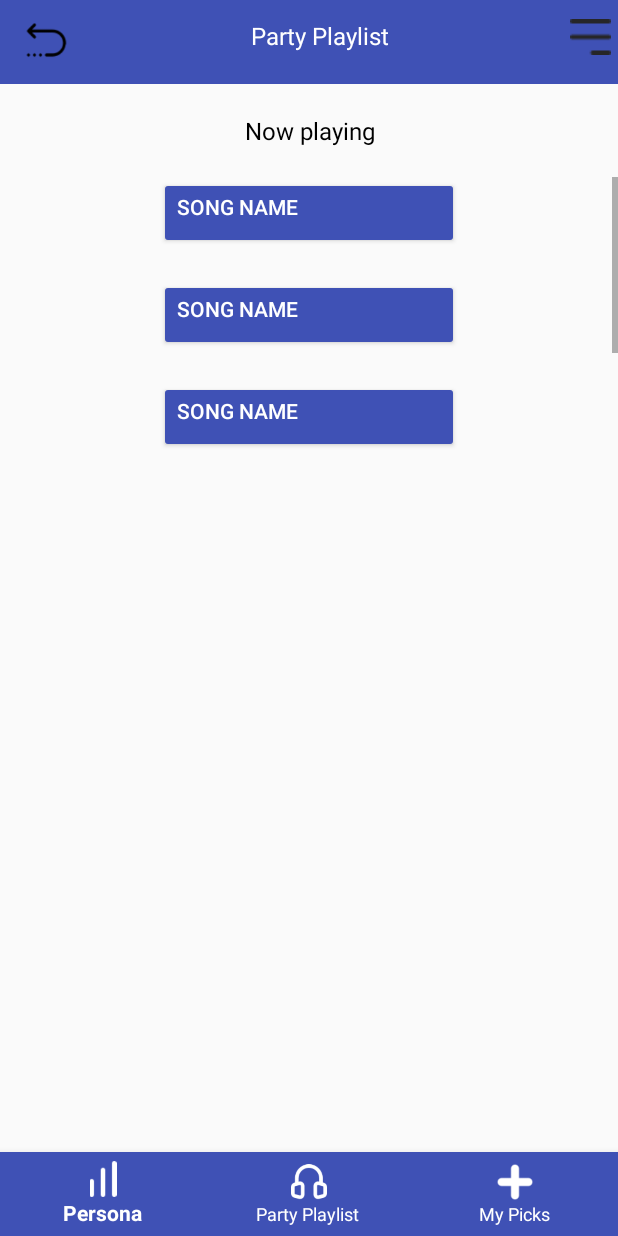
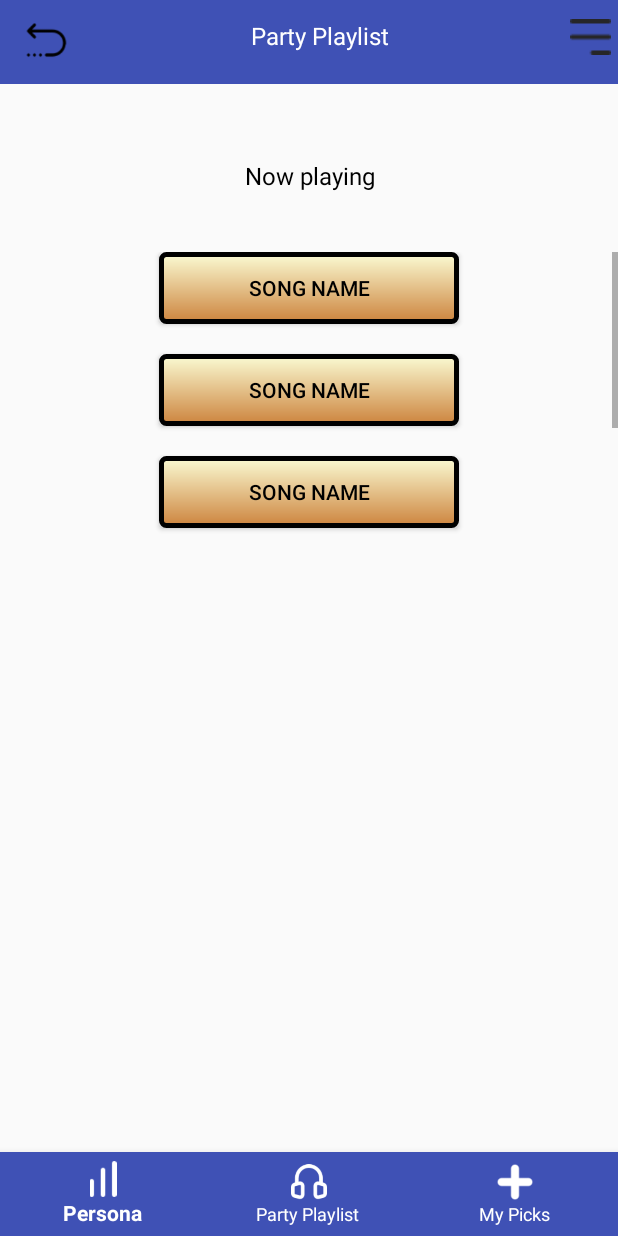
Before and after one commit to kandi97/aux_cord, an Android app: the layout party_playlist.xml on its own in the app's theme, with its tools: preview values and no code run, on a phone screen of 412 x 824 dp. Run offline under Robolectric (Android 15) with nearby library versions, the phone set to English and light mode, and no system bars.

Commit message:
login,home,my_picks,party_playlist
Add color to buttons

```diff
--- a/AuxCord/app/src/main/java/com/example/pruales/auxcord/home_activity.java
+++ b/AuxCord/app/src/main/java/com/example/pruales/auxcord/home_activity.java
@@ -2,6 +2,7 @@ package com.example.pruales.auxcord;
 
 import android.app.SearchManager;
 import android.content.Context;
+import android.content.Intent;
 import android.os.Bundle;
 import android.support.v7.app.AppCompatActivity;
 import android.support.v7.widget.SearchView;
@@ -18,6 +19,7 @@ public class home_activity extends AppCompatActivity {
         setContentView(R.layout.home);
         Toolbar toolbar= (Toolbar) findViewById(R.id.toolbar);
         setSupportActionBar(toolbar);
+        Intent intenr= new Intent();
     }
     @Override
 
--- a/AuxCord/app/src/main/java/com/example/pruales/auxcord/party_playlist_activity.java
+++ b/AuxCord/app/src/main/java/com/example/pruales/auxcord/party_playlist_activity.java
@@ -1,5 +1,6 @@
 package com.example.pruales.auxcord;
 
+import android.content.Intent;
 import android.os.Bundle;
 import android.support.v7.app.AppCompatActivity;
 import android.support.v7.widget.Toolbar;
@@ -16,6 +17,7 @@ public class party_playlist_activity extends AppCompatActivity {
         setContentView(R.layout.home);
         Toolbar toolbar= (Toolbar) findViewById(R.id.toolbar2);
         setSupportActionBar(toolbar);
+        Intent intent = new Intent();
     }
 
     public boolean onCreateOptionsMenu(Menu menu) {
--- /dev/null
+++ b/AuxCord/app/src/main/res/drawable/button_bg.xml
@@ -0,0 +1,11 @@
+<?xml version="1.0" encoding="utf-8"?>
+<shape xmlns:android="http://schemas.android.com/apk/res/android"
+    android:shape="rectangle">
+    <gradient android:startColor="#fafad2"
+        android:endColor="#cd853f"
+        android:angle="270" />
+    <corners android:radius="3dp" />
+    <stroke android:width="5px" android:color="#000000" />
+
+
+</shape>
--- a/AuxCord/app/src/main/res/layout/party_playlist.xml
+++ b/AuxCord/app/src/main/res/layout/party_playlist.xml
@@ -15,14 +15,14 @@
         android:id="@+id/queue"
         android:layout_below="@id/top_toolbar"
         android:gravity="center"
-        android:layout_marginTop="20dp"
+        android:layout_marginTop="50dp"
         android:textSize="16sp"
         android:textColor="@android:color/black"
         android:text="@string/now_playing"/>
     <ScrollView
         android:layout_width="match_parent"
         android:layout_height="200dp"
-        android:layout_marginTop="20dp"
+        android:layout_marginTop="40dp"
         android:layout_below="@id/queue">
 
         <LinearLayout
@@ -34,47 +34,48 @@
                 android:layout_width="200dp"
                 android:layout_height="wrap_content"
                 android:text="@string/song_name"
-                android:backgroundTint="@color/colorPrimary"
-                android:textColor="@android:color/white"
+                android:background="@drawable/button_bg"
+                android:textColor="@android:color/black"
                 android:layout_marginBottom="20dp"
-                android:gravity="left"
+                android:gravity="center"
                 android:layout_gravity="center"/>
             <Button
                 android:layout_width="200dp"
                 android:layout_height="wrap_content"
                 android:text="@string/song_name"
-                android:backgroundTint="@color/colorPrimary"
-                android:textColor="@android:color/white"
+                android:background="@drawable/button_bg"
+                android:textColor="@android:color/black"
                 android:layout_marginBottom="20dp"
-                android:gravity="left"
+                android:gravity="center"
                 android:layout_gravity="center"/>
             <Button
                 android:layout_width="200dp"
                 android:layout_height="wrap_content"
                 android:text="@string/song_name"
-                android:backgroundTint="@color/colorPrimary"
-                android:textColor="@android:color/white"
+                android:background="@drawable/button_bg"
+                android:textColor="@android:color/black"
                 android:layout_marginBottom="20dp"
-                android:gravity="left"
+                android:gravity="center"
                 android:layout_gravity="center"/>
             <Button
                 android:layout_width="200dp"
                 android:layout_height="wrap_content"
                 android:text="@string/song_name"
-                android:backgroundTint="@color/colorPrimary"
-                android:textColor="@android:color/white"
+                android:background="@drawable/button_bg"
+                android:textColor="@android:color/black"
                 android:layout_marginBottom="20dp"
-                android:gravity="left"
+                android:gravity="center"
                 android:layout_gravity="center"/>
             <Button
                 android:layout_width="200dp"
                 android:layout_height="wrap_content"
                 android:text="@string/song_name"
-                android:backgroundTint="@color/colorPrimary"
-                android:textColor="@android:color/white"
+                android:background="@drawable/button_bg"
+                android:textColor="@android:color/black"
                 android:layout_marginBottom="20dp"
-                android:gravity="left"
+                android:gravity="center"
                 android:layout_gravity="center"/>
+
 
 
         </LinearLayout>
--- a/AuxCord/build.gradle
+++ b/AuxCord/build.gradle
@@ -5,7 +5,7 @@ buildscript {
         jcenter()
     }
     dependencies {
-        classpath 'com.android.tools.build:gradle:2.3.2'
+        classpath 'com.android.tools.build:gradle:3.0.1'
 
         // NOTE: Do not place your application dependencies here; they belong
         // in the individual module build.gradle files
```
Also changed, not shown: AuxCord/app/src/main/res/layout/home.xml (+27 -6 lines), AuxCord/gradle/wrapper/gradle-wrapper.properties.
